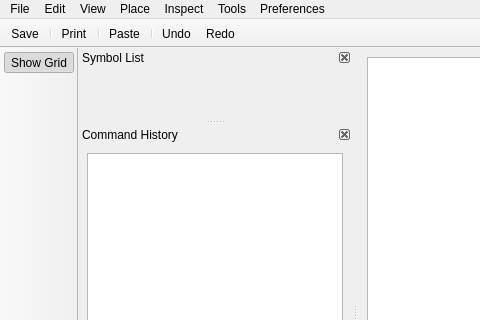
Qt form ui/schematicwindow.ui (vowstar/socstudio) before a commit; both pictures show x 0 to 480 and y 0 to 320 of the 800 by 600 pixel window.
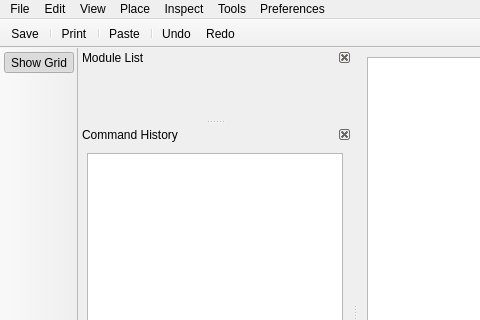
The same form after that commit. Icons and pictures are not drawn. Custom widgets are drawn as their Qt base class.

Commit message: */*: Renamed Symbol to Module Across Entire Project

Patch:
```diff
--- a/ui/schematicwindow.ui
+++ b/ui/schematicwindow.ui
@@ -102,7 +102,7 @@
     <set>Qt::LeftDockWidgetArea|Qt::RightDockWidgetArea</set>
    </property>
    <property name="windowTitle">
-    <string extracomment="List of symbols for the current project">Symbol List</string>
+    <string extracomment="List of modules for the current project">Module List</string>
    </property>
    <attribute name="dockWidgetArea">
     <number>1</number>
```
Left out of the diff: 4 changed lines with no effect on the pictures. The commit also changes 13 other files.
